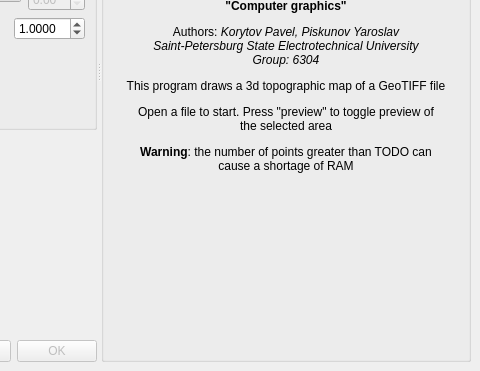
First picture: the form in ui/open_window.ui, repository SqrtMinusOne/GeoTIFF-3d, before the edit; both pictures show x 320 to 800 and y 229 to 600 of the 800 by 600 pixel window.
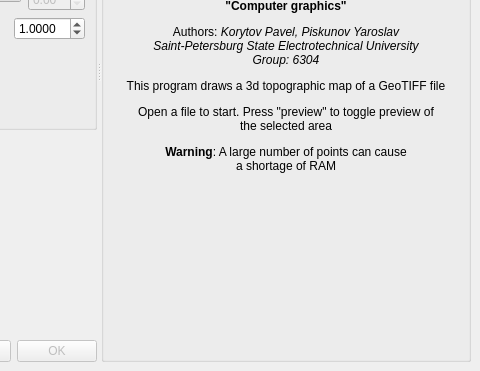
Second picture: the form after the edit.

What changed in the file:
```diff
--- a/ui/open_window.ui
+++ b/ui/open_window.ui
@@ -437,7 +437,7 @@
         <item>
          <widget class="QLabel" name="previewLabel">
           <property name="text">
-           <string>&lt;html&gt;&lt;head/&gt;&lt;body&gt;&lt;p align=&quot;center&quot;&gt;&lt;span style=&quot; font-weight:600;&quot;&gt;Course work for discipline&lt;br/&gt;&amp;quot;Computer graphics&amp;quot;&lt;/span&gt;&lt;/p&gt;&lt;p align=&quot;center&quot;&gt;Authors: &lt;span style=&quot; font-style:italic;&quot;&gt;Korytov Pavel, Piskunov Yaroslav&lt;br/&gt;Saint-Petersburg State Electrotechnical University&lt;br/&gt;Group: 6304&lt;/span&gt;&lt;/p&gt;&lt;p align=&quot;center&quot;&gt;This program draws a 3d topographic map of a GeoTIFF file&lt;/p&gt;&lt;p align=&quot;center&quot;&gt;Open a file to start. Press &amp;quot;preview&amp;quot; to toggle preview of&lt;br/&gt;the selected area&lt;/p&gt;&lt;p align=&quot;center&quot;&gt;&lt;span style=&quot; font-weight:600;&quot;&gt;Warning&lt;/span&gt;: the number of points greater than TODO can&lt;br/&gt;cause a shortage of RAM&lt;/p&gt;&lt;/body&gt;&lt;/html&gt;</string>
+           <string>&lt;html&gt;&lt;head/&gt;&lt;body&gt;&lt;p align=&quot;center&quot;&gt;&lt;span style=&quot; font-weight:600;&quot;&gt;Course work for discipline&lt;br/&gt;&amp;quot;Computer graphics&amp;quot;&lt;/span&gt;&lt;/p&gt;&lt;p align=&quot;center&quot;&gt;Authors: &lt;span style=&quot; font-style:italic;&quot;&gt;Korytov Pavel, Piskunov Yaroslav&lt;br/&gt;Saint-Petersburg State Electrotechnical University&lt;br/&gt;Group: 6304&lt;/span&gt;&lt;/p&gt;&lt;p align=&quot;center&quot;&gt;This program draws a 3d topographic map of a GeoTIFF file&lt;/p&gt;&lt;p align=&quot;center&quot;&gt;Open a file to start. Press &amp;quot;preview&amp;quot; to toggle preview of&lt;br/&gt;the selected area&lt;/p&gt;&lt;p align=&quot;center&quot;&gt;&lt;span style=&quot; font-weight:600;&quot;&gt;Warning&lt;/span&gt;: A large number of points can cause &lt;br/&gt;a shortage of RAM&lt;/p&gt;&lt;/body&gt;&lt;/html&gt;</string>
           </property>
          </widget>
         </item>
```
